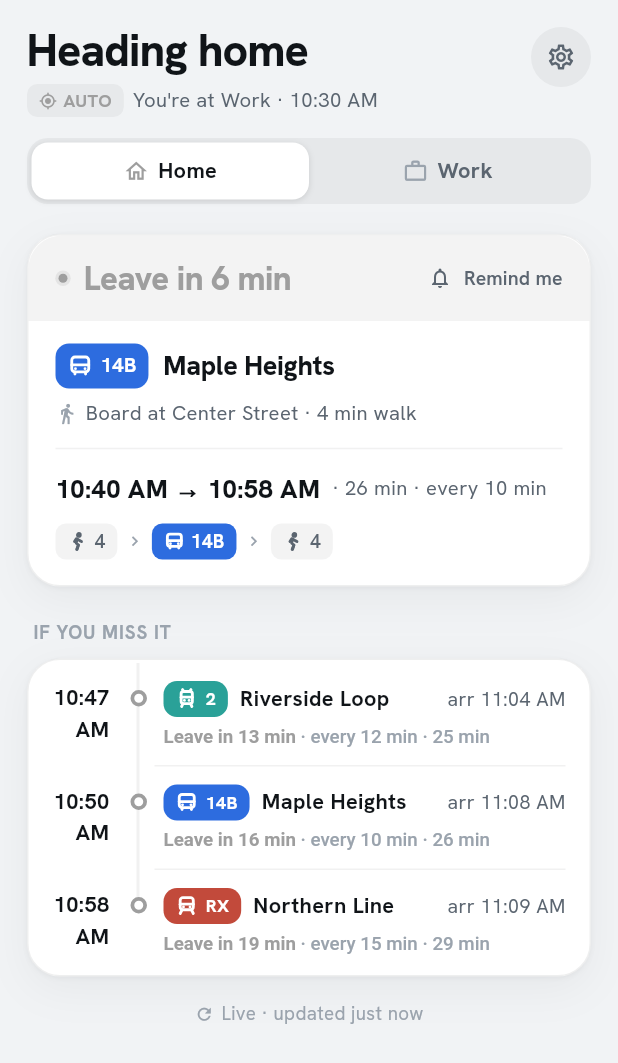
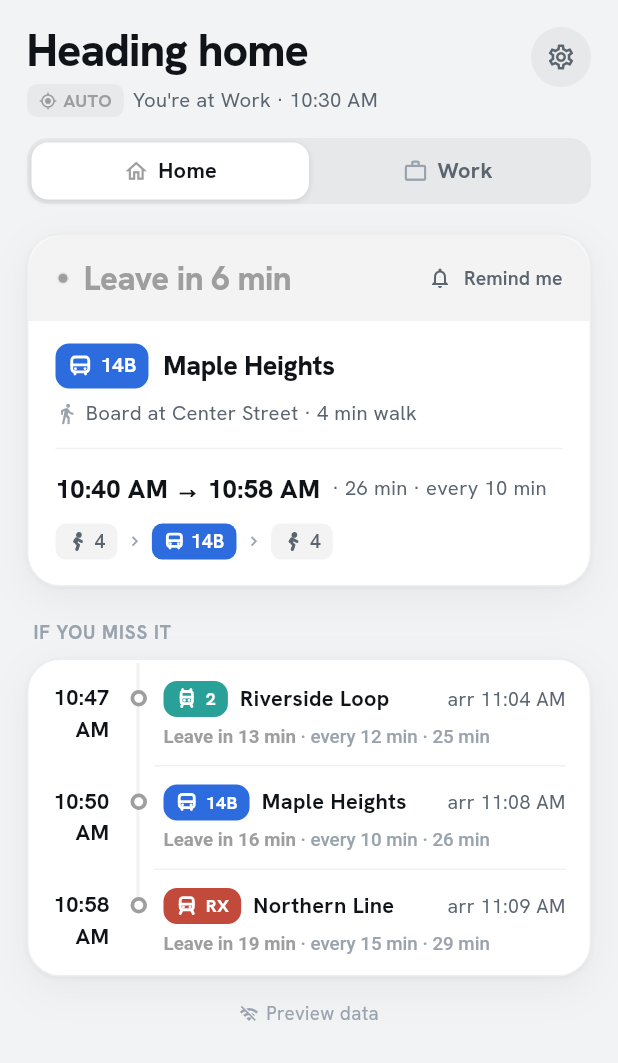
Before and after one commit to denis97/Catch, a Flutter app: the HomeScreen screen opened directly with empty values, on a phone screen of 412 x 824 dp. Shown: the top 1063 px of the screen. Run offline on Flutter 3.47's test engine with Material 3 defaults, Android fonts, the phone set to English and light mode, and no system bars; our stand-ins replace geolocator, google_fonts, shared_preferences; accounts and stored records are empty.

Commit message:
Wire up Google Maps Directions API for live transit data
Adds TransitService (Directions API) and LocationService (geolocator).
HomeScreen fetches real departures using the device GPS + saved destination;
falls back to mock data silently when location is unavailable or the API key
is not yet set. A live/preview indicator shows which mode is active.

Location permissions added to Android manifest and iOS Info.plist.
lib/config.dart (API key) is gitignored and never committed.

https://claude.ai/code/session_01RGLe9px5nyQtTAfbgrsmoz

```diff
--- a/lib/screens/home_screen.dart
+++ b/lib/screens/home_screen.dart
@@ -6,6 +6,8 @@ import '../theme/app_theme.dart';
 import '../widgets/line_badge.dart';
 import '../widgets/legs_row.dart';
 import '../widgets/pulse_dot.dart';
+import '../services/transit_service.dart';
+import '../services/location_service.dart';
 import 'detail_screen.dart';
 import 'places_screen.dart';
 
@@ -21,12 +23,18 @@ class HomeScreen extends StatefulWidget {
 class _HomeScreenState extends State<HomeScreen> {
   bool _goingHome = true;
   Timer? _ticker;
+  List<Departure> _deps = [];
+  bool _loading = true;
+  bool _usingLive = false;
+
+  final _transit  = TransitService();
+  final _location = LocationService();
 
   @override
   void initState() {
     super.initState();
-    // Refresh every minute so countdowns stay live
-    _ticker = Timer.periodic(const Duration(minutes: 1), (_) => setState(() {}));
+    _fetch();
+    _ticker = Timer.periodic(const Duration(minutes: 1), (_) => _fetch());
   }
 
   @override
@@ -36,14 +44,42 @@ class _HomeScreenState extends State<HomeScreen> {
   }
 
   AppTheme get t => widget.t;
-  List<Departure> get deps => _goingHome ? kHomeDeps : kWorkDeps;
+
+  Future<void> _fetch() async {
+    try {
+      final pos = await _location.getPosition();
+      if (pos == null) throw Exception('no location');
+
+      final dest = _goingHome
+          ? kPlaces.firstWhere((p) => p.kind == PlaceKind.home).address
+          : kPlaces.firstWhere((p) => p.kind == PlaceKind.work).address;
+
+      final live = await _transit.getDepartures(
+        originLat:   pos.latitude,
+        originLng:   pos.longitude,
+        destination: dest,
+      );
+
+      if (!mounted) return;
+      setState(() { _deps = live; _loading = false; _usingLive = true; });
+    } catch (_) {
+      if (!mounted) return;
+      setState(() {
+        _deps     = _goingHome ? kHomeDeps : kWorkDeps;
+        _loading  = false;
+        _usingLive = false;
+      });
+    }
+  }
 
   @override
   Widget build(BuildContext context) {
     final top = MediaQuery.of(context).padding.top;
     return Scaffold(
       backgroundColor: t.pageBg,
-      body: SingleChildScrollView(
+      body: _loading
+          ? Center(child: CircularProgressIndicator(color: t.accent))
+          : SingleChildScrollView(
               padding: EdgeInsets.fromLTRB(18, top + 18, 18, 32),
               child: Column(
                 crossAxisAlignment: CrossAxisAlignment.start,
@@ -53,19 +89,29 @@ class _HomeScreenState extends State<HomeScreen> {
                         builder: (_) => PlacesScreen(t: t, onToggleTheme: widget.onToggleTheme)));
                   }),
                   const SizedBox(height: 14),
-            _DestSwitch(t: t, goingHome: _goingHome, onToggle: (v) => setState(() => _goingHome = v)),
+                  _DestSwitch(t: t, goingHome: _goingHome, onToggle: (v) {
+                    setState(() { _goingHome = v; _loading = true; });
+                    _fetch();
+                  }),
                   const SizedBox(height: 20),
-            _DepartureHero(t: t, d: deps.first, onTap: () => _openDetail(deps.first)),
+                  if (_deps.isNotEmpty) ...[
+                    _DepartureHero(t: t, d: _deps.first, onTap: () => _openDetail(_deps.first)),
                     const SizedBox(height: 22),
                     _SectionLabel(t: t, label: 'If you miss it'),
-            _FallbackCard(t: t, deps: deps.skip(1).toList(), onTap: _openDetail),
+                    _FallbackCard(t: t, deps: _deps.skip(1).toList(), onTap: _openDetail),
+                  ] else
+                    Center(child: Padding(
+                      padding: const EdgeInsets.only(top: 60),
+                      child: Text('No departures found', style: TextStyle(color: t.textSec)),
+                    )),
                   const SizedBox(height: 16),
                   Row(
                     mainAxisAlignment: MainAxisAlignment.center,
                     children: [
-                Icon(Icons.refresh, size: 13, color: t.textTer),
+                      Icon(_usingLive ? Icons.wifi : Icons.wifi_off, size: 13, color: t.textTer),
                       const SizedBox(width: 5),
-                Text('Live · updated just now', style: TextStyle(fontSize: 12.5, color: t.textTer)),
+                      Text(_usingLive ? 'Live · updated just now' : 'Preview data',
+                          style: TextStyle(fontSize: 12.5, color: t.textTer)),
                     ],
                   ),
                 ],
--- a/pubspec.yaml
+++ b/pubspec.yaml
@@ -33,6 +33,8 @@ dependencies:
   cupertino_icons: ^1.0.8
   google_fonts: ^6.2.1
   shared_preferences: ^2.3.2
+  http: ^1.2.0
+  geolocator: ^13.0.0
 
 dev_dependencies:
   flutter_test:
```
Also changed, not shown: lib/services/location_service.dart (added, +20 -0 lines), lib/services/transit_service.dart (added, +169 -0 lines), pubspec.lock, 3 other files. Lines whose indentation alone changed are shown as unchanged.
